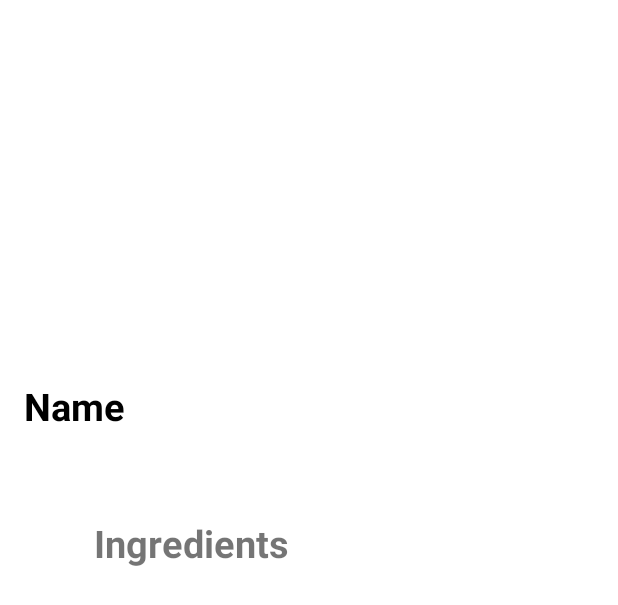
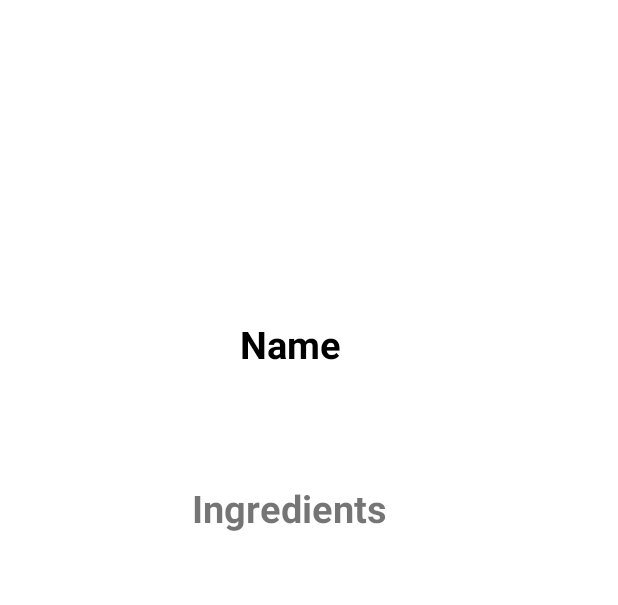
Before and after one commit to Pr00di/AndroidERestaurant, an Android app: the layout activity_detail.xml on its own in the app's theme, with its tools: preview values and no code run, on a phone screen of 412 x 824 dp. Shown: the top 605 px of the screen. Run offline under Robolectric (Android 15) with nearby library versions, the light colour scheme and no system bars; network calls fail.

Commit message:
Vendredi_24_Mars_V3

```diff
--- a/app/src/main/res/layout/activity_detail.xml
+++ b/app/src/main/res/layout/activity_detail.xml
@@ -22,16 +22,15 @@
         android:id="@+id/NamePlats"
         android:layout_width="wrap_content"
         android:layout_height="wrap_content"
+        android:layout_marginTop="212dp"
         android:text="Name"
         android:textColor="@android:color/black"
         android:textSize="25sp"
         android:textStyle="bold"
-        app:layout_constraintBottom_toBottomOf="parent"
         app:layout_constraintEnd_toEndOf="parent"
-        app:layout_constraintHorizontal_bias="0.046"
+        app:layout_constraintHorizontal_bias="0.465"
         app:layout_constraintStart_toStartOf="parent"
-        app:layout_constraintTop_toTopOf="parent"
-        app:layout_constraintVertical_bias="0.321" />
+        app:layout_constraintTop_toTopOf="parent" />
 
     <TextView
         android:id="@+id/DescriptionPlats"
@@ -42,10 +41,10 @@
         android:textStyle="bold"
         app:layout_constraintBottom_toBottomOf="parent"
         app:layout_constraintEnd_toEndOf="parent"
-        app:layout_constraintHorizontal_bias="0.222"
+        app:layout_constraintHorizontal_bias="0.455"
         app:layout_constraintStart_toStartOf="parent"
         app:layout_constraintTop_toTopOf="parent"
-        app:layout_constraintVertical_bias="0.437" />
+        app:layout_constraintVertical_bias="0.407" />
 
 
 </androidx.constraintlayout.widget.ConstraintLayout>
```
